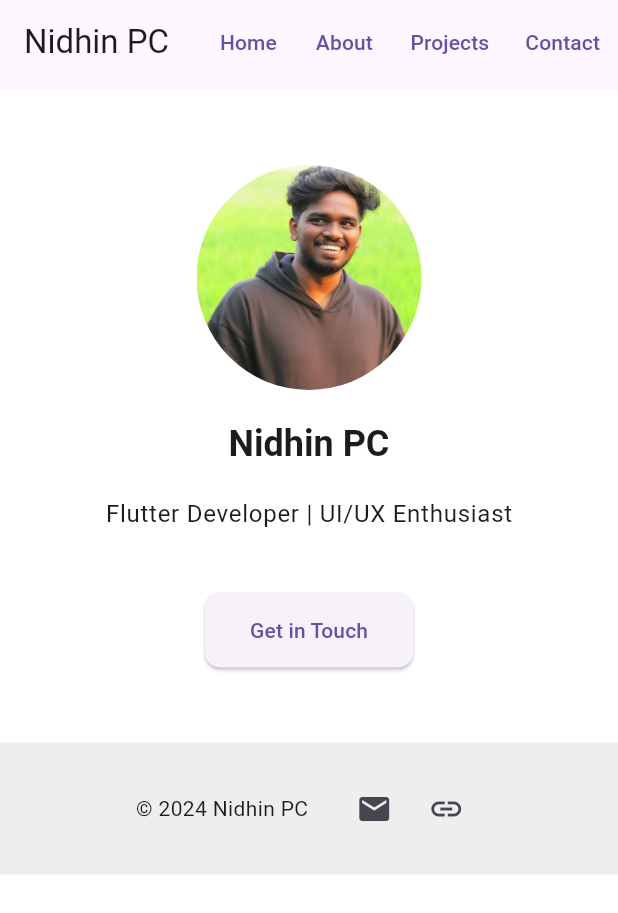
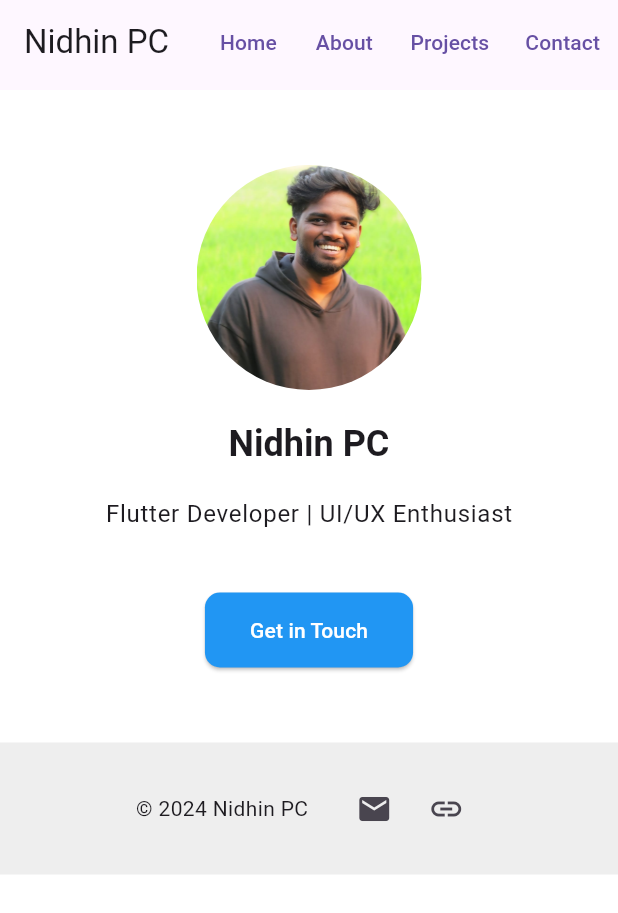
Before and after one commit to nidhinpc/my_portfolio, a Flutter app: the screen it shows after launch, on a phone screen of 412 x 824 dp. Shown: the top 913 px of the screen. Run offline on Flutter 3.47's test engine with Material 3 defaults, Android fonts, the phone set to English and light mode, and no system bars; drawn by our look-alikes of animated_text_kit, flutter_animate; Roboto replaces fonts that are missing (Poppins).

Commit message:
update homescreen

```diff
--- a/lib/screens/home.dart
+++ b/lib/screens/home.dart
@@ -17,15 +17,19 @@ class HomeScreen extends StatelessWidget {
       ),
       body: SingleChildScrollView(
         child: Column(
+          mainAxisAlignment: MainAxisAlignment.spaceBetween,
           children: [
             // Hero Section
             Container(
               padding: const EdgeInsets.symmetric(vertical: 50, horizontal: 20),
               child: Column(
                 children: [
-                  // Your Photo with Animation
-                  ClipRRect(
-                    borderRadius: BorderRadius.circular(100), // Circular photo
+                  // Your Photo with Animation and MouseRegion
+                  MouseRegion(
+                    cursor: SystemMouseCursors.click, // Change cursor on hover
+                    child: ClipRRect(
+                      borderRadius:
+                          BorderRadius.circular(100), // Circular photo
                       child: Image.asset(
                         'assets/images/profile.jpg', // Path to your photo
                         width: 150, // Adjust the size
@@ -37,6 +41,7 @@ class HomeScreen extends StatelessWidget {
                         .fadeIn(duration: 500.ms) // Fade in animation
                         .scale(delay: 300.ms) // Scale animation
                         .then(delay: 300.ms), // Delay before next animation
+                  ),
 
                   const SizedBox(height: 20),
 
@@ -78,6 +83,8 @@ class HomeScreen extends StatelessWidget {
                       shape: RoundedRectangleBorder(
                         borderRadius: BorderRadius.circular(10),
                       ),
+                      backgroundColor: Colors.blue, // Button color
+                      foregroundColor: Colors.white, // Text color
                     ),
                     child: const Text('Get in Touch'),
                   )
@@ -89,7 +96,13 @@ class HomeScreen extends StatelessWidget {
             ),
 
             // Footer
-            const Footer(),
+            const Column(
+              mainAxisAlignment: MainAxisAlignment.end,
+              crossAxisAlignment: CrossAxisAlignment.end,
+              children: [
+                Footer(),
+              ],
+            ),
           ],
         ),
       ),
```
Lines whose indentation alone changed are shown as unchanged.
